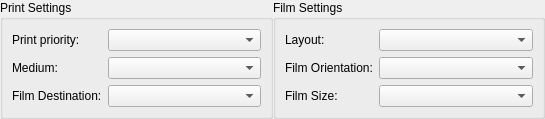
First picture: the form in starviewer/src/extensions/playground/imageprint/qdicomprinterbasicsettingswidgetbase.ui, repository starviewer-medical/starviewer, before the edit.
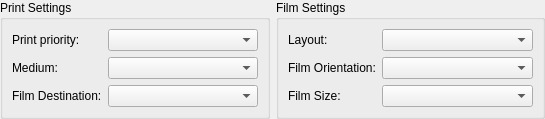
Second picture: the form after the edit.

Commit message: ENH:Canvi ens layouts

```diff
--- a/starviewer/src/extensions/playground/imageprint/qdicomprinterbasicsettingswidgetbase.ui
+++ b/starviewer/src/extensions/playground/imageprint/qdicomprinterbasicsettingswidgetbase.ui
@@ -14,18 +14,21 @@
    <string>Form</string>
   </property>
   <layout class="QGridLayout" name="gridLayout">
-   <property name="horizontalSpacing">
-    <number>0</number>
-   </property>
    <property name="margin">
     <number>0</number>
    </property>
+   <property name="horizontalSpacing">
+    <number>6</number>
+   </property>
    <item row="0" column="0">
     <widget class="QGroupBox" name="m_printSettingsGroupBox">
      <property name="title">
       <string>Print Settings</string>
      </property>
      <layout class="QFormLayout" name="formLayout_2">
+      <property name="fieldGrowthPolicy">
+       <enum>QFormLayout::AllNonFixedFieldsGrow</enum>
+      </property>
       <item row="0" column="0">
        <widget class="QLabel" name="m_priorityLabel">
         <property name="text">
@@ -65,6 +68,9 @@
       <string>Film Settings</string>
      </property>
      <layout class="QFormLayout" name="formLayout">
+      <property name="fieldGrowthPolicy">
+       <enum>QFormLayout::AllNonFixedFieldsGrow</enum>
+      </property>
       <item row="0" column="0">
        <widget class="QLabel" name="m_layoutLabel">
         <property name="text">
```
